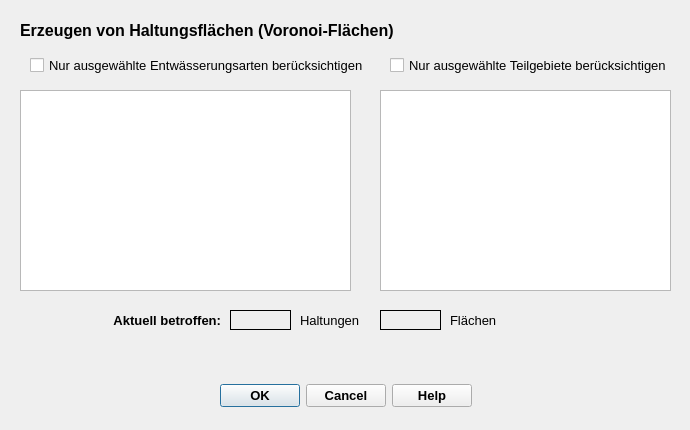
SonkeHoffmann/QKan-1, file qkan/surfaceTools/res/voronoiTool.ui: the form before one commit.
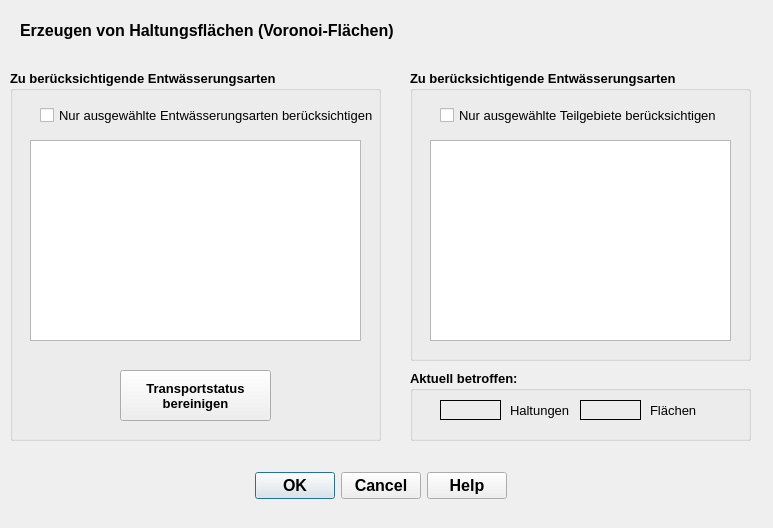
The form after the commit. Icons and pictures are not drawn.

Commit message:
Voronoi-Flächen verbessert
- Bei der Erzeugung von Voronoi-Flächen werden Haltungen mit "angeschlossen" IS NULL nicht mehr berücksichtigt

Diff of the .ui file:
```diff
--- a/qkan/surfaceTools/res/voronoiTool.ui
+++ b/qkan/surfaceTools/res/voronoiTool.ui
@@ -6,8 +6,8 @@
    <rect>
     <x>0</x>
     <y>0</y>
-    <width>690</width>
-    <height>430</height>
+    <width>773</width>
+    <height>528</height>
    </rect>
   </property>
   <property name="minimumSize">
@@ -26,22 +26,25 @@
   <widget class="QDialogButtonBox" name="button_box">
    <property name="geometry">
     <rect>
-     <x>20</x>
-     <y>380</y>
-     <width>651</width>
+     <x>240</x>
+     <y>470</y>
+     <width>281</width>
      <height>32</height>
     </rect>
    </property>
    <property name="font">
     <font>
      <family>Tahoma</family>
-     <pointsize>10</pointsize>
+     <pointsize>12</pointsize>
      <weight>75</weight>
      <bold>true</bold>
     </font>
    </property>
    <property name="toolTip">
-    <string>&lt;html&gt;&lt;head/&gt;&lt;body&gt;&lt;p&gt;Bearbeitung starten ...&lt;/p&gt;&lt;/body&gt;&lt;/html&gt;</string>
+    <string>&lt;html&gt;&lt;head/&gt;&lt;body&gt;&lt;p&gt;Erzeugung der Haltungsflächen starten ...&lt;/p&gt;&lt;/body&gt;&lt;/html&gt;</string>
+   </property>
+   <property name="statusTip">
+    <string>Erzeugung der Haltungsflächen starten ...</string>
    </property>
    <property name="orientation">
     <enum>Qt::Horizontal</enum>
@@ -80,13 +83,13 @@
     <bool>true</bool>
    </property>
   </widget>
-  <widget class="QLabel" name="lf_anzahl_haltungen">
+  <widget class="QLabel" name="lf_warning">
    <property name="geometry">
     <rect>
-     <x>230</x>
-     <y>310</y>
-     <width>61</width>
-     <height>20</height>
+     <x>100</x>
+     <y>350</y>
+     <width>191</width>
+     <height>21</height>
     </rect>
    </property>
    <property name="font">
@@ -98,53 +101,49 @@
     </font>
    </property>
    <property name="toolTip">
-    <string extracomment="Anzahl der abhängig von den Filteroptionen zu berücksichtigenden Haltungen"/>
+    <string extracomment="Anzahl der abhängig von den Filteroptionen zu berücksichtigenden ganzen Flächen"/>
    </property>
    <property name="statusTip">
-    <string extracomment="Anzahl der abhängig von den Filteroptionen zu berücksichtigenden Haltungen"/>
+    <string extracomment="Anzahl der abhängig von den Filteroptionen zu berücksichtigenden ganzen Flächen"/>
    </property>
-   <property name="frameShape">
-    <enum>QFrame::Panel</enum>
+   <property name="styleSheet">
+    <string notr="true">color: rgb(255, 0, 0);</string>
    </property>
    <property name="text">
     <string/>
    </property>
    <property name="alignment">
-    <set>Qt::AlignRight|Qt::AlignTrailing|Qt::AlignVCenter</set>
+    <set>Qt::AlignLeading|Qt::AlignLeft|Qt::AlignTop</set>
+   </property>
+   <property name="wordWrap">
+    <bool>true</bool>
    </property>
   </widget>
-  <widget class="QListWidget" name="lw_hal_entw">
+  <widget class="QGroupBox" name="groupBox_1">
    <property name="geometry">
     <rect>
-     <x>20</x>
-     <y>90</y>
-     <width>331</width>
-     <height>201</height>
+     <x>410</x>
+     <y>370</y>
+     <width>341</width>
+     <height>71</height>
     </rect>
    </property>
    <property name="font">
     <font>
      <family>Tahoma</family>
      <pointsize>10</pointsize>
-     <weight>50</weight>
-     <bold>false</bold>
+     <weight>75</weight>
+     <bold>true</bold>
     </font>
    </property>
-   <property name="toolTip">
-    <string extracomment="Auswahl der zu bearbeitenden Haltungen nach Entwässerungssystem. Alle auswählen mit [Strg]+A">&lt;html&gt;&lt;head/&gt;&lt;body&gt;&lt;p&gt;Liste der in den Haltungen verwendeten Entwässerungssysteme./nStrg + Klick ändert Auswahlstatus, Shift + Klick erweitert Auswahlbereich&lt;/p&gt;&lt;/body&gt;&lt;/html&gt;</string>
+   <property name="title">
+    <string>Aktuell betroffen:</string>
    </property>
-   <property name="statusTip">
-    <string extracomment="Auswahl der zu bearbeitenden Haltungen nach Entwässerungssystem. Alle auswählen mit [Strg]+A">Liste der in den Haltungen verwendeten Entwässerungssysteme. Strg + Klick ändert Auswahlstatus, Shift + Klick erweitert Auswahlbereich</string>
-   </property>
-   <property name="selectionMode">
-    <enum>QAbstractItemView::ExtendedSelection</enum>
-   </property>
-  </widget>
   <widget class="QLabel" name="label_2">
    <property name="geometry">
     <rect>
-     <x>300</x>
-     <y>310</y>
+      <x>100</x>
+      <y>30</y>
      <width>81</width>
      <height>20</height>
     </rect>
@@ -170,11 +169,128 @@
     <set>Qt::AlignLeading|Qt::AlignLeft|Qt::AlignVCenter</set>
    </property>
   </widget>
+   <widget class="QLabel" name="lf_anzahl_haltungen">
+    <property name="geometry">
+     <rect>
+      <x>30</x>
+      <y>30</y>
+      <width>61</width>
+      <height>20</height>
+     </rect>
+    </property>
+    <property name="font">
+     <font>
+      <family>Tahoma</family>
+      <pointsize>10</pointsize>
+      <weight>75</weight>
+      <bold>true</bold>
+     </font>
+    </property>
+    <property name="toolTip">
+     <string extracomment="Anzahl der abhängig von den Filteroptionen zu berücksichtigenden Haltungen"/>
+    </property>
+    <property name="statusTip">
+     <string extracomment="Anzahl der abhängig von den Filteroptionen zu berücksichtigenden Haltungen"/>
+    </property>
+    <property name="frameShape">
+     <enum>QFrame::Panel</enum>
+    </property>
+    <property name="text">
+     <string/>
+    </property>
+    <property name="alignment">
+     <set>Qt::AlignRight|Qt::AlignTrailing|Qt::AlignVCenter</set>
+    </property>
+   </widget>
+   <widget class="QLabel" name="label_4">
+    <property name="geometry">
+     <rect>
+      <x>240</x>
+      <y>30</y>
+      <width>81</width>
+      <height>20</height>
+     </rect>
+    </property>
+    <property name="font">
+     <font>
+      <family>Tahoma</family>
+      <pointsize>10</pointsize>
+      <weight>50</weight>
+      <bold>false</bold>
+     </font>
+    </property>
+    <property name="toolTip">
+     <string extracomment="Anzahl der abhängig von den Filteroptionen zu berücksichtigenden ganzen Flächen"/>
+    </property>
+    <property name="statusTip">
+     <string extracomment="Anzahl der abhängig von den Filteroptionen zu berücksichtigenden ganzen Flächen"/>
+    </property>
+    <property name="text">
+     <string>Flächen</string>
+    </property>
+    <property name="alignment">
+     <set>Qt::AlignLeading|Qt::AlignLeft|Qt::AlignVCenter</set>
+    </property>
+   </widget>
+   <widget class="QLabel" name="lf_anzahl_flaechen">
+    <property name="geometry">
+     <rect>
+      <x>170</x>
+      <y>30</y>
+      <width>61</width>
+      <height>20</height>
+     </rect>
+    </property>
+    <property name="font">
+     <font>
+      <family>Tahoma</family>
+      <pointsize>10</pointsize>
+      <weight>75</weight>
+      <bold>true</bold>
+     </font>
+    </property>
+    <property name="toolTip">
+     <string extracomment="Anzahl der abhängig von den Filteroptionen zu berücksichtigenden Haltungen"/>
+    </property>
+    <property name="statusTip">
+     <string extracomment="Anzahl der abhängig von den Filteroptionen zu berücksichtigenden Haltungen"/>
+    </property>
+    <property name="frameShape">
+     <enum>QFrame::Panel</enum>
+    </property>
+    <property name="text">
+     <string/>
+    </property>
+    <property name="alignment">
+     <set>Qt::AlignRight|Qt::AlignTrailing|Qt::AlignVCenter</set>
+    </property>
+   </widget>
+  </widget>
+  <widget class="QGroupBox" name="groupBox_2">
+   <property name="geometry">
+    <rect>
+     <x>10</x>
+     <y>70</y>
+     <width>371</width>
+     <height>371</height>
+    </rect>
+   </property>
+   <property name="font">
+    <font>
+     <family>Tahoma</family>
+     <pointsize>10</pointsize>
+     <weight>75</weight>
+     <bold>true</bold>
+    </font>
+   </property>
+   <property name="title">
+    <string>Zu berücksichtigende Entwässerungsarten</string>
+   </property>
   <widget class="QCheckBox" name="cb_selHalActive">
    <property name="geometry">
     <rect>
      <x>30</x>
-     <y>50</y>
+      <y>30</y>
      <width>370</width>
      <height>31</height>
     </rect>
@@ -197,76 +313,13 @@
     <string>Nur ausgewählte Entwässerungsarten berücksichtigen</string>
    </property>
   </widget>
-  <widget class="QLabel" name="label_1">
+   <widget class="QListWidget" name="lw_hal_entw">
    <property name="geometry">
     <rect>
-     <x>50</x>
-     <y>310</y>
-     <width>171</width>
-     <height>20</height>
-    </rect>
-   </property>
-   <property name="font">
-    <font>
-     <family>Tahoma</family>
-     <pointsize>10</pointsize>
-     <weight>75</weight>
-     <bold>true</bold>
-    </font>
-   </property>
-   <property name="toolTip">
-    <string extracomment="Anzahl der abhängig von den Filteroptionen zu berücksichtigenden Flächen (mit und ohne Verschneidung)"/>
-   </property>
-   <property name="statusTip">
-    <string extracomment="Anzahl der abhängig von den Filteroptionen zu berücksichtigenden Flächen (mit und ohne Verschneidung)"/>
-   </property>
-   <property name="text">
-    <string>Aktuell betroffen:</string>
-   </property>
-   <property name="alignment">
-    <set>Qt::AlignRight|Qt::AlignTrailing|Qt::AlignVCenter</set>
-   </property>
-  </widget>
-  <widget class="QLabel" name="lf_anzahl_flaechen">
-   <property name="geometry">
-    <rect>
-     <x>380</x>
-     <y>310</y>
-     <width>61</width>
-     <height>20</height>
-    </rect>
-   </property>
-   <property name="font">
-    <font>
-     <family>Tahoma</family>
-     <pointsize>10</pointsize>
-     <weight>75</weight>
-     <bold>true</bold>
-    </font>
-   </property>
-   <property name="toolTip">
-    <string extracomment="Anzahl der abhängig von den Filteroptionen zu berücksichtigenden Haltungen"/>
-   </property>
-   <property name="statusTip">
-    <string extracomment="Anzahl der abhängig von den Filteroptionen zu berücksichtigenden Haltungen"/>
-   </property>
-   <property name="frameShape">
-    <enum>QFrame::Panel</enum>
-   </property>
-   <property name="text">
-    <string/>
-   </property>
-   <property name="alignment">
-    <set>Qt::AlignRight|Qt::AlignTrailing|Qt::AlignVCenter</set>
-   </property>
-  </widget>
-  <widget class="QLabel" name="label_4">
-   <property name="geometry">
-    <rect>
-     <x>450</x>
-     <y>310</y>
-     <width>81</width>
-     <height>20</height>
+      <x>20</x>
+      <y>70</y>
+      <width>331</width>
+      <height>201</height>
     </rect>
    </property>
    <property name="font">
@@ -278,25 +331,22 @@
     </font>
    </property>
    <property name="toolTip">
-    <string extracomment="Anzahl der abhängig von den Filteroptionen zu berücksichtigenden ganzen Flächen"/>
+     <string extracomment="Auswahl der zu bearbeitenden Haltungen nach Entwässerungssystem. Alle auswählen mit [Strg]+A">&lt;html&gt;&lt;head/&gt;&lt;body&gt;&lt;p&gt;Liste der in den Haltungen verwendeten Entwässerungssysteme./nStrg + Klick ändert Auswahlstatus, Shift + Klick erweitert Auswahlbereich&lt;/p&gt;&lt;/body&gt;&lt;/html&gt;</string>
    </property>
    <property name="statusTip">
-    <string extracomment="Anzahl der abhängig von den Filteroptionen zu berücksichtigenden ganzen Flächen"/>
-   </property>
-   <property name="text">
-    <string>Flächen</string>
-   </property>
-   <property name="alignment">
-    <set>Qt::AlignLeading|Qt::AlignLeft|Qt::AlignVCenter</set>
-   </property>
-  </widget>
-  <widget class="QLabel" name="lf_warning">
+     <string extracomment="Auswahl der zu bearbeitenden Haltungen nach Entwässerungssystem. Alle auswählen mit [Strg]+A">Liste der in den Haltungen verwendeten Entwässerungssysteme. Strg + Klick ändert Auswahlstatus, Shift + Klick erweitert Auswahlbereich</string>
+    </property>
+    <property name="selectionMode">
+     <enum>QAbstractItemView::ExtendedSelection</enum>
+    </property>
+   </widget>
+   <widget class="QPushButton" name="pb_cleanup_transport">
    <property name="geometry">
     <rect>
-     <x>100</x>
-     <y>350</y>
-     <width>561</width>
-     <height>21</height>
+      <x>110</x>
+      <y>300</y>
+      <width>151</width>
+      <height>51</height>
     </rect>
    </property>
    <property name="font">
@@ -308,29 +358,42 @@
     </font>
    </property>
    <property name="toolTip">
-    <string extracomment="Anzahl der abhängig von den Filteroptionen zu berücksichtigenden ganzen Flächen"/>
+     <string>&lt;html&gt;&lt;head/&gt;&lt;body&gt;&lt;p&gt;Für alle Haltungen, deren Entwässerungsart für die Erzeugung &lt;span style=&quot; font-weight:600; text-decoration: underline;&quot;&gt;nicht&lt;/span&gt; ausgewählt sind (Auswahlliste oben), den Transportstatus auf undefiniert setzen (empfohlen).&lt;/p&gt;&lt;/body&gt;&lt;/html&gt;</string>
    </property>
    <property name="statusTip">
-    <string extracomment="Anzahl der abhängig von den Filteroptionen zu berücksichtigenden ganzen Flächen"/>
-   </property>
-   <property name="styleSheet">
-    <string notr="true">color: rgb(255, 0, 0);</string>
+     <string>Transportstatus bereinigen</string>
    </property>
    <property name="text">
-    <string/>
-   </property>
-   <property name="alignment">
-    <set>Qt::AlignLeading|Qt::AlignLeft|Qt::AlignTop</set>
+     <string>Transportstatus
+bereinigen</string>
+    </property>
+   </widget>
+  </widget>
+  <widget class="QGroupBox" name="groupBox_3">
+   <property name="geometry">
+    <rect>
+     <x>410</x>
+     <y>70</y>
+     <width>341</width>
+     <height>291</height>
+    </rect>
    </property>
-   <property name="wordWrap">
-    <bool>true</bool>
+   <property name="font">
+    <font>
+     <family>Tahoma</family>
+     <pointsize>10</pointsize>
+     <weight>75</weight>
+     <bold>true</bold>
+    </font>
    </property>
-  </widget>
+   <property name="title">
+    <string>Zu berücksichtigende Entwässerungsarten</string>
+   </property>
   <widget class="QCheckBox" name="cb_selTgbActive">
    <property name="geometry">
     <rect>
-     <x>390</x>
-     <y>50</y>
+      <x>30</x>
+      <y>30</y>
      <width>301</width>
      <height>31</height>
     </rect>
@@ -356,9 +419,9 @@
   <widget class="QListWidget" name="lw_teilgebiete">
    <property name="geometry">
     <rect>
-     <x>380</x>
-     <y>90</y>
-     <width>291</width>
+      <x>20</x>
+      <y>70</y>
+      <width>301</width>
      <height>201</height>
     </rect>
    </property>
@@ -379,6 +442,7 @@
    <property name="selectionMode">
     <enum>QAbstractItemView::ExtendedSelection</enum>
    </property>
+   </widget>
   </widget>
  </widget>
  <resources/>
```
Lines whose indentation alone changed are shown as unchanged. The commit also changes 3 other files.
